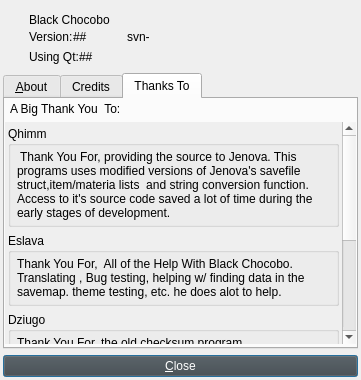
This is about.ui in sithlord48/blackchocobo as Qt 5 draws it before an edit. The edited form follows.
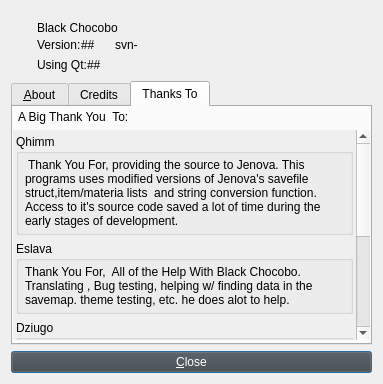
This is the edited form. The open tabs and pages were chosen to show the change. Icons and pictures are not drawn.

Commit message: remove tr for "svn-"

What changed in the file:
```diff
--- a/about.ui
+++ b/about.ui
@@ -9,8 +9,8 @@
    <rect>
     <x>0</x>
     <y>0</y>
-    <width>361</width>
-    <height>380</height>
+    <width>383</width>
+    <height>384</height>
    </rect>
   </property>
   <property name="sizePolicy">
@@ -123,9 +123,6 @@
    <bool>true</bool>
   </property>
   <layout class="QVBoxLayout" name="verticalLayout_2">
-   <property name="margin">
-    <number>3</number>
-   </property>
    <item>
     <layout class="QHBoxLayout" name="horizontalLayout_4">
      <item>
@@ -206,7 +203,7 @@
             <enum>Qt::Horizontal</enum>
            </property>
            <property name="sizeType">
-            <enum>QSizePolicy::Preferred</enum>
+            <enum>QSizePolicy::Fixed</enum>
            </property>
            <property name="sizeHint" stdset="0">
             <size>
@@ -217,6 +214,8 @@
           </spacer>
          </item>
          <item>
+          <layout class="QHBoxLayout" name="horizontalLayout_24">
+           <item>
           <widget class="QLabel" name="lbl_svn_lbl">
            <property name="text">
             <string>svn-</string>
@@ -236,6 +235,21 @@
            </property>
           </widget>
          </item>
+           <item>
+            <spacer name="horizontalSpacer">
+             <property name="orientation">
+              <enum>Qt::Horizontal</enum>
+             </property>
+             <property name="sizeHint" stdset="0">
+              <size>
+               <width>40</width>
+               <height>20</height>
+              </size>
+             </property>
+            </spacer>
+           </item>
+          </layout>
+         </item>
         </layout>
        </item>
        <item>
@@ -1587,8 +1601,8 @@
            <rect>
             <x>0</x>
             <y>0</y>
-            <width>138</width>
-            <height>740</height>
+            <width>349</width>
+            <height>390</height>
            </rect>
           </property>
           <layout class="QVBoxLayout" name="verticalLayout_11">
```
Left out of the diff: 5 changed lines with no effect on the pictures. Lines whose indentation alone changed are shown as unchanged.
